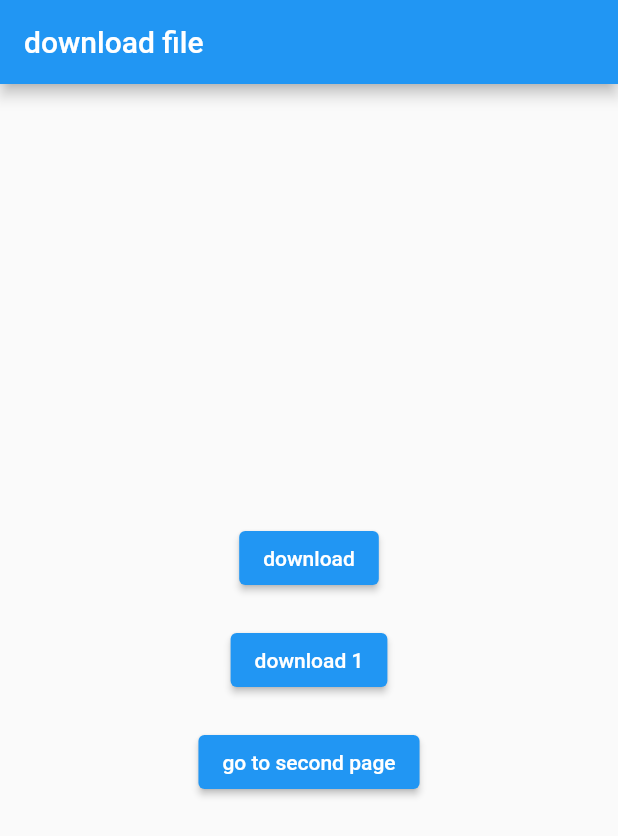
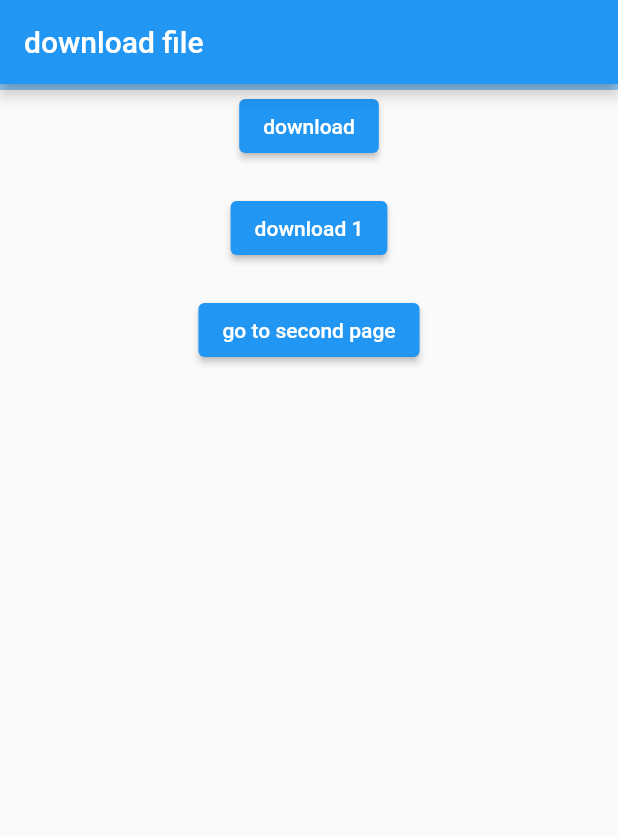
Before and after one commit to the-best-is-best/tbib_downloader, a Flutter app: the screen it shows after launch, on a phone screen of 412 x 824 dp. Shown: the top 836 px of the screen. Run offline on Flutter 3.47's test engine with Material 2 defaults, Android fonts, the phone set to English and light mode, and no system bars; our stand-ins replace awesome_notifications, dio, permission_handler, plugin_platform_interface; missing offline and left inert: external_path, open_app_file.

Commit message:
fix save file issue extension

```diff
--- a/example/lib/main.dart
+++ b/example/lib/main.dart
@@ -50,26 +50,28 @@
       appBar: AppBar(
         title: const Text('download file'),
       ),
+
       // zip file url download
       /// pdf file total size issue is https://www.eurofound.europa.eu/sites/default/files/ef_publication/field_ef_document/ef1710en.pdf
       /// pdf file total size issue is https://freetestdata.com/wp-content/uploads/2022/11/Free_Test_Data_10.5MB_PDF.pdf
-      body: Center(
-        child: Column(
-          mainAxisAlignment: MainAxisAlignment.center,
+      body: Column(
         children: [
-            if (progress > 0)
+          //if (progress > 0)
           Align(
             alignment: Alignment.topCenter,
             child: LinearProgressIndicator(
               value: progress,
             ),
           ),
+          Column(
+            mainAxisAlignment: MainAxisAlignment.center,
+            children: [
               ElevatedButton(
                 onPressed: () async {
                   var path = await TBIBDownloader().downloadFile(
                     // showNotificationWithoutProgress: false,
                     url:
-                      'https://freetestdata.com/wp-content/uploads/2022/11/Free_Test_Data_10.5MB_PDF.pdf',
+                        'https://www.w3.org/WAI/ER/tests/xhtml/testfiles/resources/pdf/dummy.pdf',
                     fileName: 'dummy.pdf',
                     directoryName: 'test',
                     onReceiveProgress: ({int? receivedBytes, int? totalBytes}) {
@@ -115,7 +117,8 @@
                 child: const Text('go to second page'),
               ),
             ],
-        ),
+          )
+        ],
       ),
     );
   }
--- a/lib/src/service/get_avalible_file.dart
+++ b/lib/src/service/get_avalible_file.dart
@@ -7,9 +7,10 @@
   // Check if the file already exists
   while (await File(availablePath).exists()) {
     // If the file exists, append a number to the file name
+
     fileCount++;
     availablePath =
-        '${filePath.replaceAll(RegExp(r'\.\w+$'), '')}($fileCount)${filePath.split('.').last}';
+        '${filePath.replaceAll(RegExp(r'\.\w+$'), '')}($fileCount).${filePath.split('.').last}';
   }
 
   return availablePath;
```
Lines whose indentation alone changed are shown as unchanged.
